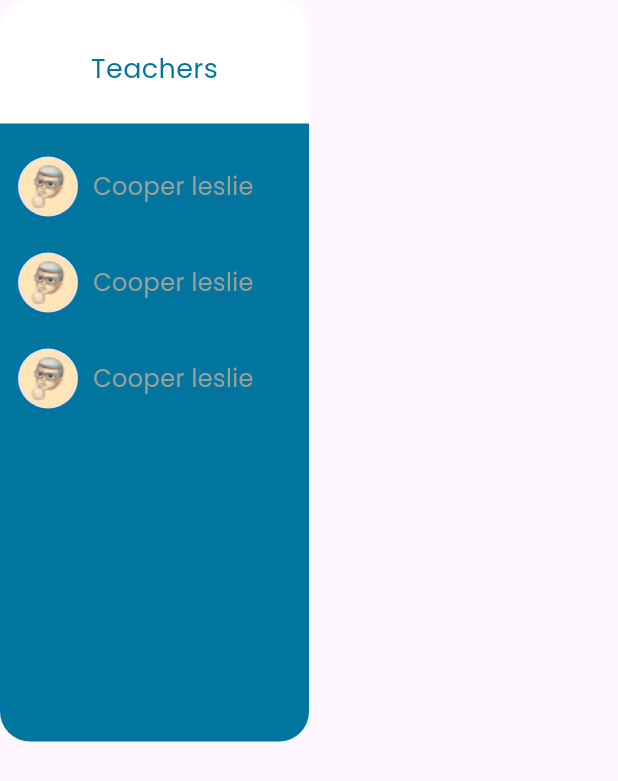
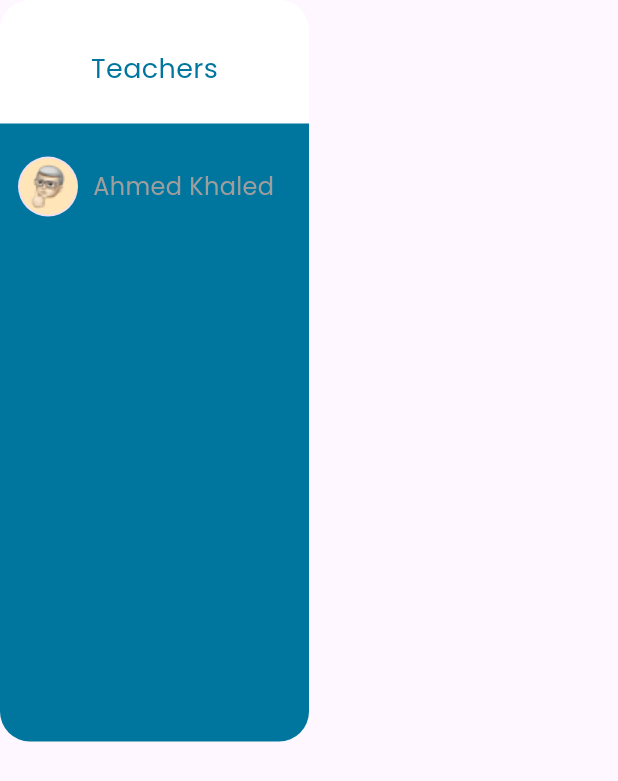
Before and after one commit to mahdymohamed6/Academiq-main, a Flutter app: the TeacherDetails widget shown alone on an empty page, opened directly, on a phone screen of 412 x 824 dp. Shown: the top 781 px of the screen. Run offline on Flutter 3.47's test engine with Material 3 defaults, Android fonts, the phone set to English and light mode, and no system bars; our stand-ins replace bloc, dio, equatable, file_picker, flutter_bloc, get_it and 4 more; accounts and stored records are empty; network calls fail.

Commit message:
akhr push abl l monaqsha

```diff
--- a/lib/actors/parent/features/Child/presentation/pages/Assignment.dart
+++ b/lib/actors/parent/features/Child/presentation/pages/Assignment.dart
@@ -16,7 +16,7 @@ class _AssignmentState extends State<Assignment> {
   Widget build(BuildContext context) {
     double height = MediaQuery.of(context).size.height;
     return ListView.builder(
-        itemCount: 15,
+        itemCount: 1,
         itemBuilder: (context, index) {
           return Padding(
             padding: const EdgeInsets.all(8.0),
--- a/lib/actors/parent/features/Child/presentation/widgets/childDetails.dart
+++ b/lib/actors/parent/features/Child/presentation/widgets/childDetails.dart
@@ -158,13 +158,13 @@ class _childDetailsState extends State<childDetails>
                     mainAxisAlignment: MainAxisAlignment.spaceAround,
                     children: [
                       Container(
-                        child: Text('Specialization',
+                        child: Text('Gender',
                             style: Style()
                                 .title
                                 .copyWith(color: primaryColor3, fontSize: 18)),
                       ),
                       Container(
-                        child: Text('Jane Scientific',
+                        child: Text('${widget.child.gender}',
                             maxLines: 1,
                             overflow: TextOverflow.ellipsis,
                             style: Style()
--- a/lib/actors/parent/features/Child/presentation/widgets/teacherDetails.dart
+++ b/lib/actors/parent/features/Child/presentation/widgets/teacherDetails.dart
@@ -39,7 +39,7 @@ class TeacherDetails extends StatelessWidget {
           child: Padding(
             padding: const EdgeInsets.only(top: 10.0),
             child: ListView.builder(
-                itemCount: 3,
+                itemCount: 1,
                 itemBuilder: (context, index) {
                   return Center(
                     child: Column(
@@ -59,7 +59,7 @@ class TeacherDetails extends StatelessWidget {
                               ),
                               Expanded(
                                 child: Text(
-                                  'Cooper leslie',
+                                  'Ahmed Khaled',
                                   overflow: TextOverflow.ellipsis,
                                   style: Style().title.copyWith(
                                       color: Colors.grey, fontSize: 16),
```
Also changed, not shown: lib/actors/parent/features/Child/presentation/pages/childinfoScreen.dart (+12 -3 lines).
